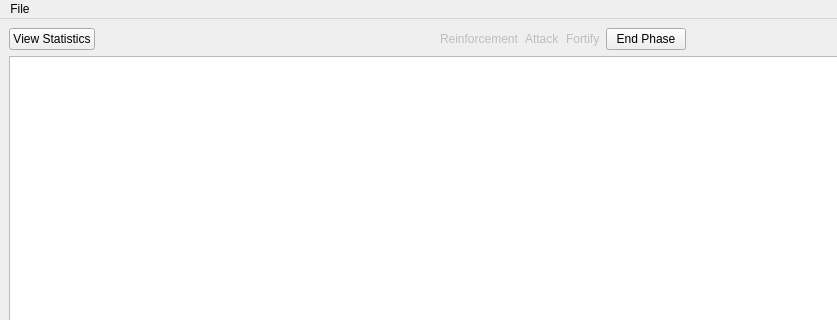
The window that gui/mainscreen.ui (TaimoorRana/Risk) describes before a commit, drawn with Qt 5; both pictures show x 0 to 837 and y 0 to 320 of the 1034 by 730 pixel window.
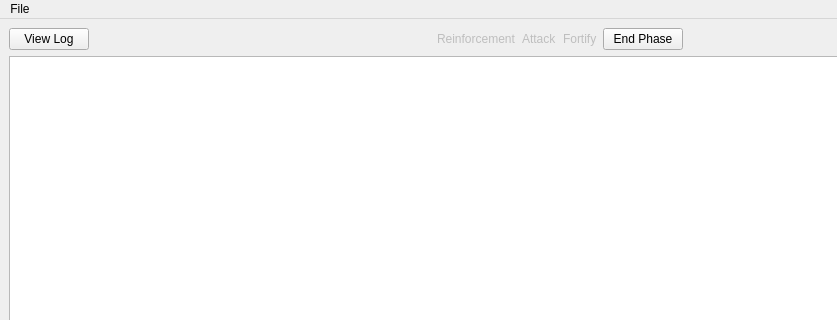
The same window after the commit.

Diff of the .ui file:
```diff
--- a/gui/mainscreen.ui
+++ b/gui/mainscreen.ui
@@ -27,7 +27,7 @@
           <item>
            <widget class="QPushButton" name="statsButton">
             <property name="text">
-             <string>View Statistics</string>
+             <string>View Log</string>
             </property>
            </widget>
           </item>
```
Left out of the diff: 2 changed lines with no effect on the pictures.
